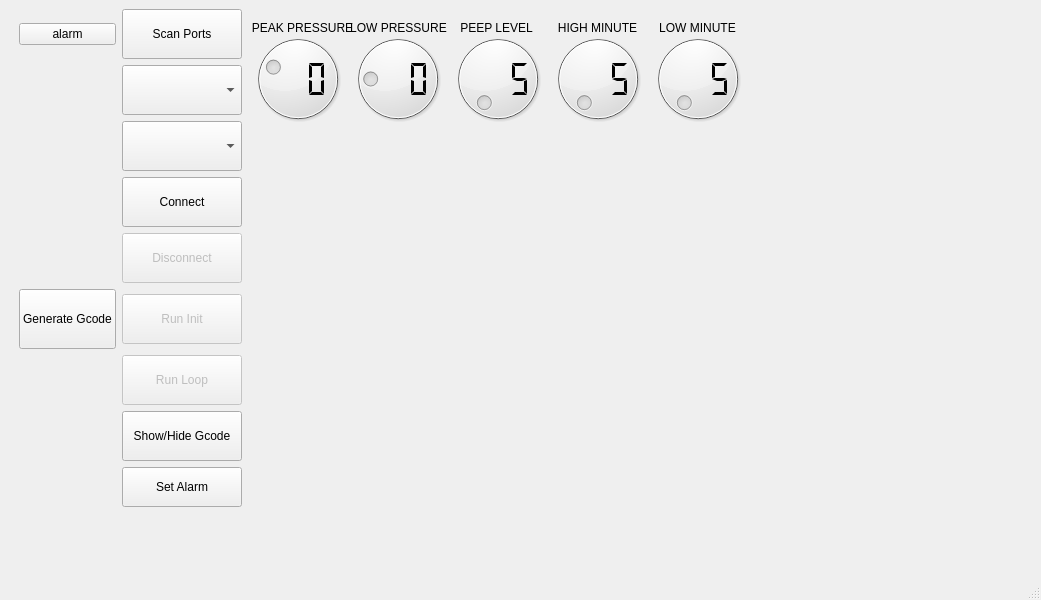
jibonaronno/Rhythm, file VentUI.ui: the form before one commit.
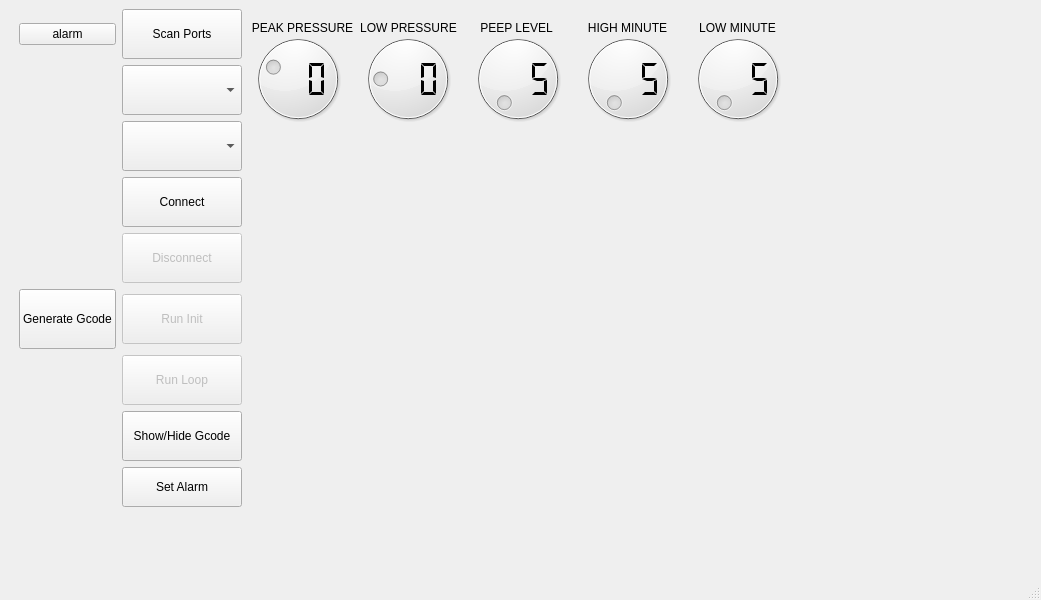
The form after the commit.

Commit message: Added Startup Dialog + Limit Data Transmit To Sensor Board - 03

What changed in the file:
```diff
--- a/VentUI.ui
+++ b/VentUI.ui
@@ -667,7 +667,7 @@
              <widget class="QDial" name="peepdial">
               <property name="geometry">
                <rect>
-                <x>200</x>
+                <x>220</x>
                 <y>20</y>
                 <width>100</width>
                 <height>100</height>
@@ -689,7 +689,7 @@
              <widget class="QLabel" name="label_8">
               <property name="geometry">
                <rect>
-                <x>208</x>
+                <x>228</x>
                 <y>8</y>
                 <width>81</width>
                 <height>21</height>
@@ -726,7 +726,7 @@
              <widget class="QLCDNumber" name="peeplcd">
               <property name="geometry">
                <rect>
-                <x>220</x>
+                <x>240</x>
                 <y>50</y>
                 <width>66</width>
                 <height>40</height>
@@ -767,7 +767,7 @@
              <widget class="QDial" name="lowpdial">
               <property name="geometry">
                <rect>
-                <x>100</x>
+                <x>110</x>
                 <y>20</y>
                 <width>100</width>
                 <height>100</height>
@@ -783,7 +783,7 @@
              <widget class="QLCDNumber" name="lowplcd">
               <property name="geometry">
                <rect>
-                <x>120</x>
+                <x>130</x>
                 <y>50</y>
                 <width>64</width>
                 <height>40</height>
@@ -805,7 +805,7 @@
              <widget class="QLabel" name="label_10">
               <property name="geometry">
                <rect>
-                <x>100</x>
+                <x>110</x>
                 <y>8</y>
                 <width>101</width>
                 <height>21</height>
@@ -842,7 +842,7 @@
              <widget class="QLabel" name="label_11">
               <property name="geometry">
                <rect>
-                <x>304</x>
+                <x>334</x>
                 <y>8</y>
                 <width>91</width>
                 <height>21</height>
@@ -879,7 +879,7 @@
              <widget class="QDial" name="himinitdial">
               <property name="geometry">
                <rect>
-                <x>300</x>
+                <x>330</x>
                 <y>20</y>
                 <width>100</width>
                 <height>100</height>
@@ -901,7 +901,7 @@
              <widget class="QLCDNumber" name="himinitlcd">
               <property name="geometry">
                <rect>
-                <x>320</x>
+                <x>350</x>
                 <y>50</y>
                 <width>66</width>
                 <height>40</height>
@@ -942,7 +942,7 @@
              <widget class="QDial" name="lowminitdial">
               <property name="geometry">
                <rect>
-                <x>400</x>
+                <x>440</x>
                 <y>20</y>
                 <width>100</width>
                 <height>100</height>
@@ -964,7 +964,7 @@
              <widget class="QLabel" name="label_12">
               <property name="geometry">
                <rect>
-                <x>404</x>
+                <x>444</x>
                 <y>8</y>
                 <width>91</width>
                 <height>21</height>
@@ -1001,7 +1001,7 @@
              <widget class="QLCDNumber" name="lowminitlcd">
               <property name="geometry">
                <rect>
-                <x>420</x>
+                <x>460</x>
                 <y>50</y>
                 <width>66</width>
                 <height>40</height>
```
